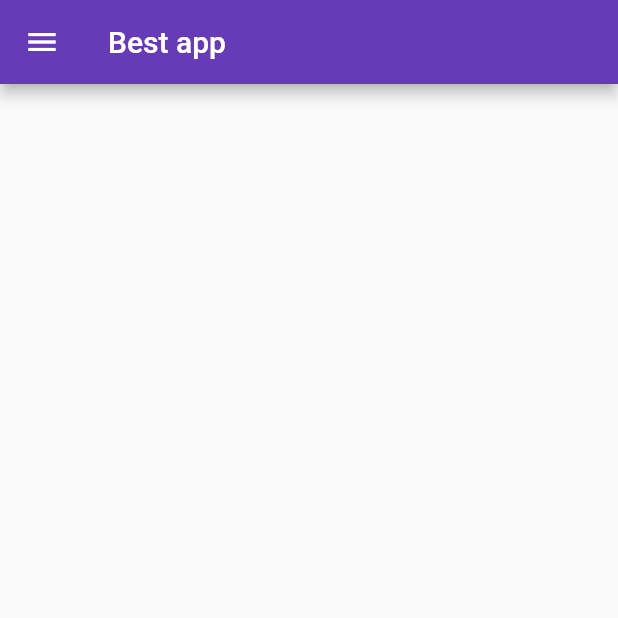
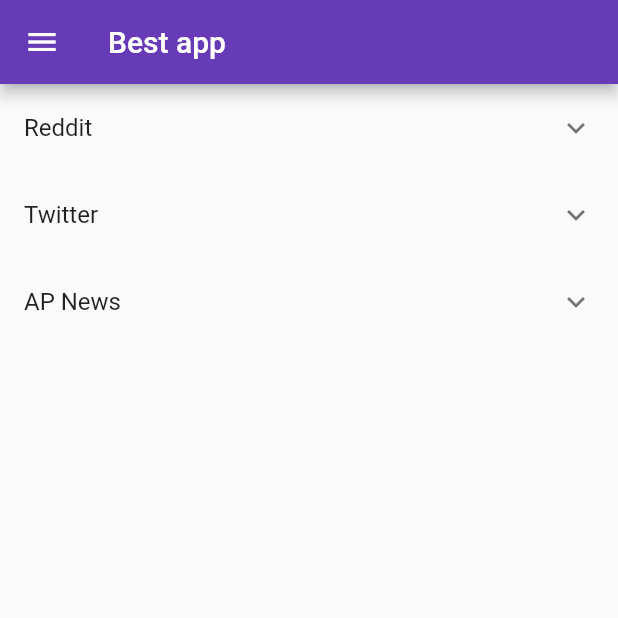
Before and after one commit to yung4/HelloWorld2019, a Flutter app: the screen it shows after launch, on a phone screen of 412 x 824 dp, the top half of it. Run offline on Flutter 3.47's test engine with Material 2 defaults, Android fonts, the phone set to English and light mode, and no system bars.

Commit message:
added drop downs

```diff
--- a/hello_world_app/lib/main.dart
+++ b/hello_world_app/lib/main.dart
@@ -32,13 +32,11 @@ class _State extends State<myApp>{
         title: Text('Best app'),
         backgroundColor: Colors.deepPurple[500],
       ),
-      body: Center(
-        child: new Column(
-          children: <Widget>[
-
-
-          ],
-        ),
+      body: new ListView.builder(
+        itemBuilder: (BuildContext context, int index) {
+          return new StuffInTiles(listOfTiles[index]);
+        },
+        itemCount: listOfTiles.length,
       ),
       drawer: Drawer(
         child: Center (
@@ -93,3 +91,68 @@ class _State extends State<myApp>{
     );
   }
 }
+
+class StuffInTiles extends StatelessWidget {
+  final MyTile myTile;
+  StuffInTiles(this.myTile);
+
+  @override
+  Widget build(BuildContext context) {
+    return _buildTiles(myTile);
+  }
+
+  Widget _buildTiles(MyTile t) {
+    if (t.children.isEmpty)
+      return new ListTile(
+          dense: true,
+          enabled: false,
+          isThreeLine: false,
+          selected: false,
+          title: new Text(t.title));
+
+    return new ExpansionTile(
+      key: new PageStorageKey<int>(3),
+      title: new Text(t.title),
+      children: t.children.map(_buildTiles).toList(),
+    );
+  }
+}
+
+class MyTile {
+  String title;
+  List<MyTile> children;
+  MyTile(this.title, [this.children = const <MyTile>[]]);
+}
+
+List<MyTile> listOfTiles = <MyTile>[
+  new MyTile(
+    'Reddit',
+    <MyTile>[
+      new MyTile('link'),
+      new MyTile('link'),
+      new MyTile('link'),
+      new MyTile('link'),
+      new MyTile('link')
+    ],
+  ),
+  new MyTile(
+    'Twitter',
+    <MyTile>[
+      new MyTile('link'),
+      new MyTile('link'),
+      new MyTile('link'),
+      new MyTile('link'),
+      new MyTile('link')
+    ],
+  ),
+  new MyTile(
+    'AP News',
+    <MyTile>[
+      new MyTile('link'),
+      new MyTile('link'),
+      new MyTile('link'),
+      new MyTile('link'),
+      new MyTile('link')
+    ],
+  ),
+];
```
